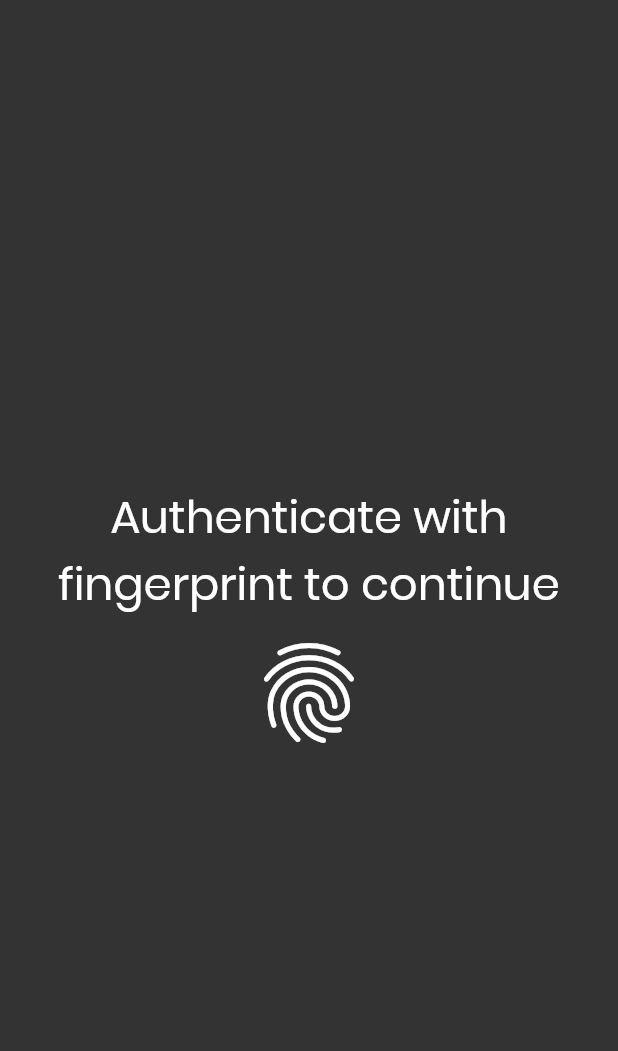
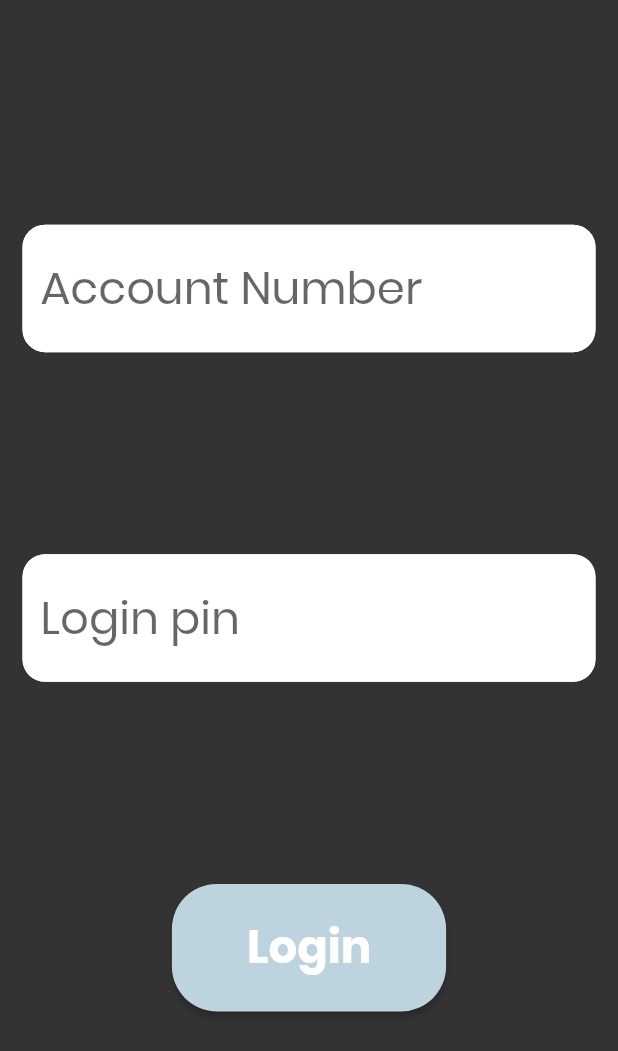
Before and after one commit to SirusCodes/Bank-for-all, a Flutter app: the screen it shows after launch, on a phone screen of 412 x 824 dp. Shown: the top 1051 px of the screen. Run offline on Flutter 3.47's test engine with Material 2 defaults, Android fonts, the phone set to English and light mode, and no system bars; our stand-ins replace flutter_tts, get_it; missing offline and left inert: flutter_local_auth_invisible.

```diff
--- a/app/lib/landing_screen/widgets/center_screen.dart
+++ b/app/lib/landing_screen/widgets/center_screen.dart
@@ -1,8 +1,6 @@
 import 'package:bank_for_all/pin_screen/pin_screen.dart';
 import 'package:flutter/material.dart';
 import 'package:flutter/rendering.dart';
-
-import '../../auth_type_screen/auth_type_screen.dart';
 
 class CenterScreen extends StatelessWidget {
   const CenterScreen({
--- /dev/null
+++ b/app/lib/login_screen/login_screen.dart
@@ -0,0 +1,82 @@
+import 'package:flutter/material.dart';
+
+class LoginScreen extends StatefulWidget {
+  const LoginScreen({Key key}) : super(key: key);
+
+  @override
+  _LoginScreenState createState() => _LoginScreenState();
+}
+
+class _LoginScreenState extends State<LoginScreen> {
+  final _formKey = GlobalKey<FormState>();
+  static final OutlineInputBorder border = OutlineInputBorder(
+    borderRadius: BorderRadius.circular(15.0),
+    borderSide: BorderSide(
+      color: Colors.white,
+    ),
+  );
+
+  @override
+  Widget build(BuildContext context) {
+    return Scaffold(
+      body: SafeArea(
+        child: Padding(
+          padding: const EdgeInsets.all(15.0),
+          child: Form(
+            key: _formKey,
+            child: Column(
+              mainAxisAlignment: MainAxisAlignment.spaceEvenly,
+              children: <Widget>[
+                TextFormField(
+                  style: const TextStyle(fontSize: 30),
+                  keyboardType: TextInputType.number,
+                  decoration: inputDecoration("Account Number"),
+                ),
+                TextFormField(
+                  obscureText: true,
+                  style: const TextStyle(fontSize: 30),
+                  decoration: inputDecoration("Login pin"),
+                ),
+                Semantics(
+                  button: true,
+                  value: "Login",
+                  child: RaisedButton(
+                    padding: const EdgeInsets.symmetric(
+                      horizontal: 50.0,
+                      vertical: 20,
+                    ),
+                    color: Theme.of(context).buttonColor,
+                    shape: RoundedRectangleBorder(
+                      borderRadius: BorderRadius.circular(30),
+                    ),
+                    onPressed: () {},
+                    child: const Text(
+                      "Login",
+                      style: TextStyle(
+                        fontSize: 30,
+                        fontWeight: FontWeight.bold,
+                        color: Colors.white,
+                      ),
+                    ),
+                  ),
+                ),
+              ],
+            ),
+          ),
+        ),
+      ),
+    );
+  }
+
+  InputDecoration inputDecoration(String input) {
+    return InputDecoration(
+      hintText: input,
+      hintStyle: const TextStyle(fontSize: 30),
+      fillColor: Colors.white,
+      filled: true,
+      border: border,
+      focusedBorder: border,
+      enabledBorder: border,
+    );
+  }
+}
--- a/app/lib/main.dart
+++ b/app/lib/main.dart
@@ -1,7 +1,8 @@
+import 'package:bank_for_all/login_screen/login_screen.dart';
 import 'package:flutter/material.dart';
 
 import 'splash_screen/splash_screen.dart';
-import 'utils/setup_locator.dart';
+
 import 'utils/theme.dart';
 
 void main() {
@@ -15,7 +16,7 @@ class MyApp extends StatelessWidget {
     return MaterialApp(
       title: 'Flutter Demo',
       theme: theme,
-      home: SplashScreen(),
+      home: const LoginScreen(),
     );
   }
 }
```
Also changed, not shown: app/lib/auth_type_screen/auth_type_screen.dart (deleted, +0 -55 lines), 6 other files.
